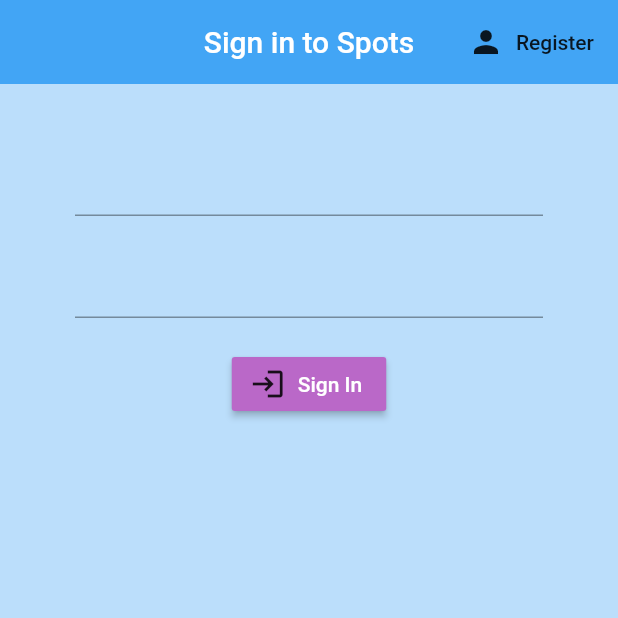
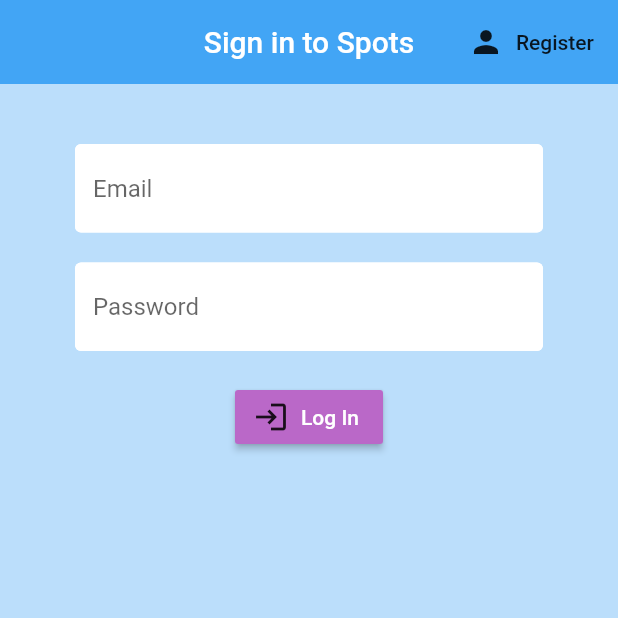
Before and after one commit to joeltanig77/Spots-App, a Flutter app: the screen it shows after launch, on a phone screen of 412 x 824 dp, the top half of it. Run offline on Flutter 3.47's test engine with Material 2 defaults, Android fonts, the phone set to English and light mode, and no system bars; our stand-ins replace firebase_auth; missing offline and left inert: loading_animations; accounts and stored records are empty.

Commit message:
added basic skeliton code

```diff
--- /dev/null
+++ b/lib/const/sharedStyles.dart
@@ -0,0 +1,20 @@
+import 'package:flutter/material.dart';
+
+const textInputStyle = InputDecoration(
+    hintText: "Email",
+    fillColor: Colors.white,
+    // Anytime you do a fill color make sure that filled = true
+    filled: true,
+    enabledBorder: OutlineInputBorder(
+        borderSide: BorderSide(
+            color: Colors.white,
+            width: 2.0
+        )
+    ),
+    focusedBorder: OutlineInputBorder(
+        borderSide: BorderSide(
+            color: Colors.grey,
+            width: 2.0
+        )
+    )
+);
--- a/lib/screens/authenticate/signIn.dart
+++ b/lib/screens/authenticate/signIn.dart
@@ -1,5 +1,7 @@
 import 'package:flutter/material.dart';
+import 'package:spots_app/const/loading.dart';
 import 'package:spots_app/services/auth.dart';
+import 'package:spots_app/const/sharedStyles.dart';
 class SignIn extends StatefulWidget {
 
   final Function toggleView;
@@ -10,14 +12,16 @@
 }
 
 class _SignInState extends State<SignIn> {
+  String error = '';
   String email = "";
   String password = "";
   final Service _auth = Service();
+  final _formKey = GlobalKey<FormState>();
+  bool areWeLoading = false;
 
   @override
   Widget build(BuildContext context) {
-    // We do a Scafford so we can add a app bar and stuff
-    return Scaffold(
+    return areWeLoading ? LoadingAnimation() : Scaffold(
       backgroundColor: Colors.blue[100],
       appBar: AppBar(
         backgroundColor: Colors.blue[400],
@@ -37,38 +41,60 @@
       body: Container(
         padding: EdgeInsets.symmetric(vertical: 20.0, horizontal: 50.0),
         child: Form(
+          key: _formKey,
           child: Column(
             children: [
               SizedBox(height: 20.0),
               TextFormField(
+                validator: (val) => val.isEmpty ? 'Enter an email' : null,
                 onChanged: (val) {
                   setState(() {
                     email = val.trim();
                   });
                 },
+                decoration: textInputStyle
               ),
               SizedBox(height: 20),
               TextFormField(
+                validator: (val) => val.isEmpty ? 'Enter a password' : null,
                 onChanged: (val) {
                   setState(() {
                     password = val.trim();
                   });
                 },
                 obscureText: true,
+                  decoration: textInputStyle.copyWith(hintText: "Password"),
               ),
               SizedBox(height: 20),
               RaisedButton.icon(
                 icon: Icon(Icons.login),
                 label: Text(
-                    "Sign In",
+                  "Log In",
                   style: TextStyle(color:Colors.white),
                 ),
                 onPressed: () async {
-                    print(email);
-                    print(password);
+                  if(_formKey.currentState.validate()) {
+                    setState(() {
+                      areWeLoading = true;
+                    });
+                    // Futures always await
+                    dynamic resultFromSignIn = await _auth.signInAccount(email, password);
+                    if(resultFromSignIn == null){
+                      setState(() {
+                        error = "Incorrect credentials, please try again";
+                        areWeLoading = false;
+                      });
+                    }
+                  }
                 },
                 color: Colors.purple[300],
-              )
+              ),
+              SizedBox(height: 14.0,),
+              Text(error,
+                style: TextStyle(
+                  color: Colors.red[311],
+                  fontSize: 15,
+                ),),
             ],
           ),
         ),
--- a/lib/services/auth.dart
+++ b/lib/services/auth.dart
@@ -37,8 +37,37 @@
 
 
 // sign in with email and password
+  Future signInAccount(String email, String password) async {
+    try{
+      AuthResult authResult = await _auth.signInWithEmailAndPassword(email: email, password: password);
+      FirebaseUser firebaseUser = authResult.user;
+      return _justTheUser(firebaseUser);
+    }
+    catch(e) {
+      print(e.toString());
+      return null;
+    }
+  }
+
+
+
 
 // register account
+  Future registerAccount(String email, String password) async {
+    try {
+      AuthResult authResult = await _auth.createUserWithEmailAndPassword(email: email, password: password);
+      FirebaseUser firebaseUser = authResult.user;
+      return _justTheUser(firebaseUser);
+    }
+    catch(e) {
+        print(e.toString());
+        return null;
+    }
+  }
+
+
+
+
 
 // sign out
   Future signOut() async{
--- a/pubspec.yaml
+++ b/pubspec.yaml
@@ -31,6 +31,7 @@
   firebase_auth: ^0.14.0+5
   cloud_firestore: ^0.12.9+4
   provider: ^3.1.0
+  loading_animations: ^2.1.0
 
 dev_dependencies:
   flutter_test:
```
Also changed, not shown: lib/const/loading.dart (added, +19 -0 lines), lib/screens/authenticate/register.dart (+33 -4 lines), pubspec.lock. Lines whose indentation alone changed are shown as unchanged.
